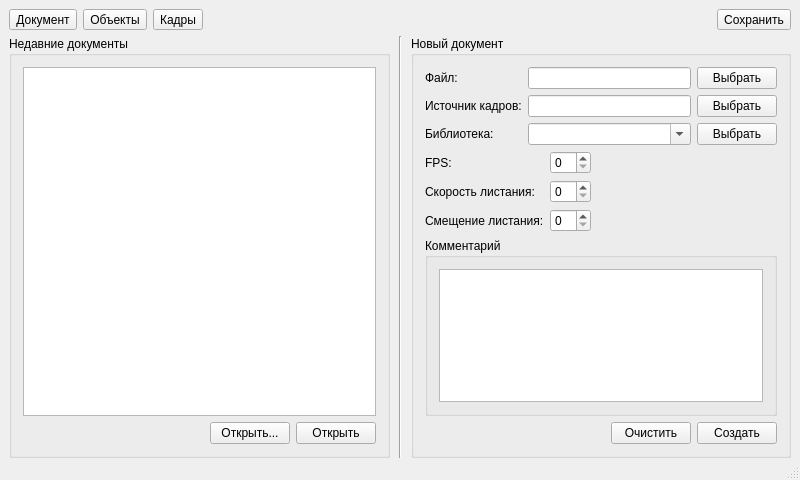
Qt form mainwindow.ui (Nike222/rhonda-marker) before a commit.
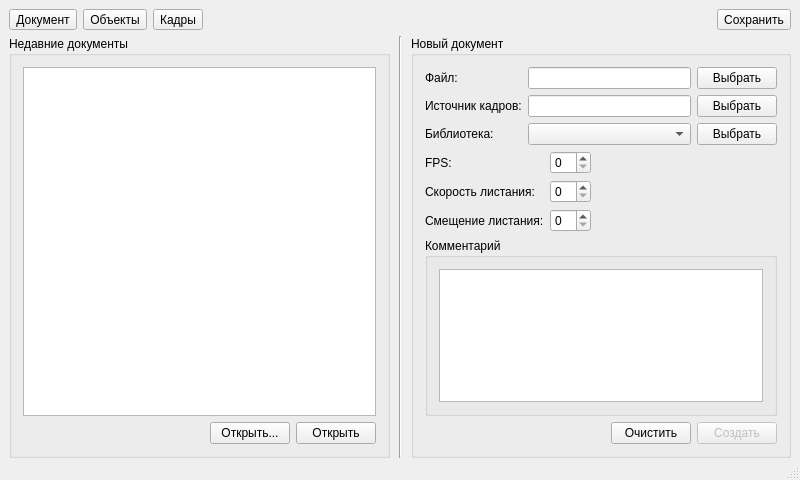
The same form after that commit. Custom widgets are drawn as their Qt base class.

Commit message: ComboBox для выбора библиотеки

```diff
--- a/mainwindow.ui
+++ b/mainwindow.ui
@@ -272,7 +272,10 @@
              <item row="2" column="1">
               <widget class="QComboBox" name="NewLibCombo">
                <property name="editable">
-                <bool>true</bool>
+                <bool>false</bool>
+               </property>
+               <property name="sizeAdjustPolicy">
+                <enum>QComboBox::AdjustToMinimumContentsLength</enum>
                </property>
               </widget>
              </item>
@@ -368,6 +371,9 @@
              </item>
              <item>
               <widget class="QPushButton" name="NewCreateButton">
+               <property name="enabled">
+                <bool>false</bool>
+               </property>
                <property name="text">
                 <string>Создать</string>
                </property>
@@ -592,6 +598,14 @@
    <extends>QListView</extends>
    <header>ui/liblistview.h</header>
   </customwidget>
+  <customwidget>
+   <class>LibChooseEdit</class>
+   <extends>QComboBox</extends>
+   <header>ui/libchooseedit.hpp</header>
+   <slots>
+    <slot>choose()</slot>
+   </slots>
+  </customwidget>
  </customwidgets>
  <resources/>
  <connections>
```
Left out of the diff: 27 changed lines with no effect on the pictures. The commit also changes 7 other files.
